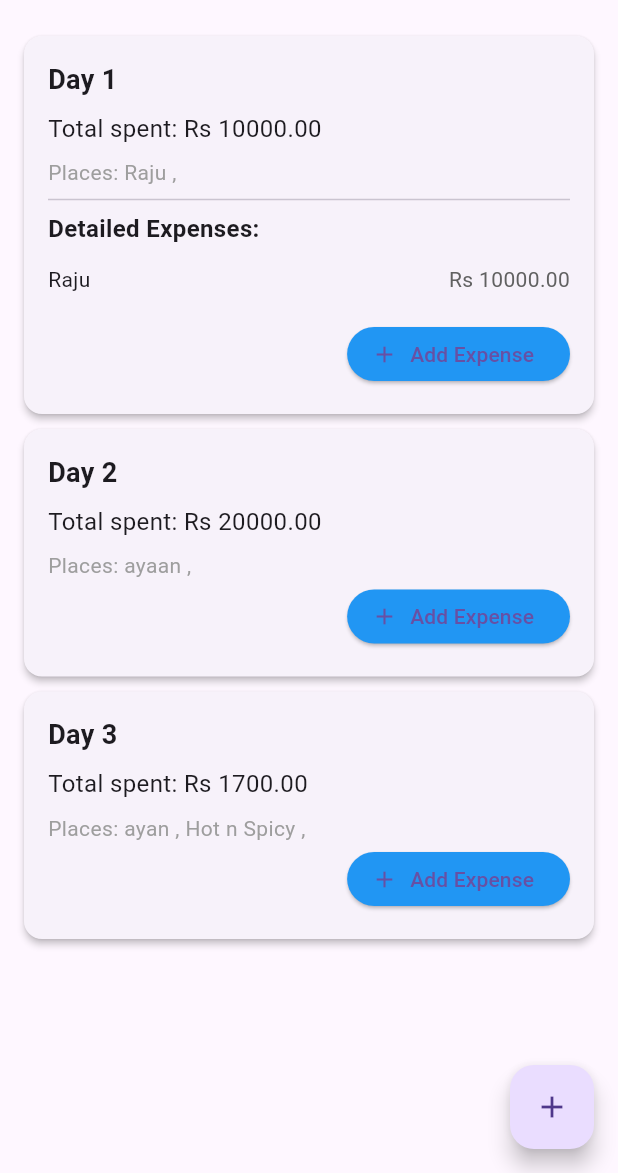
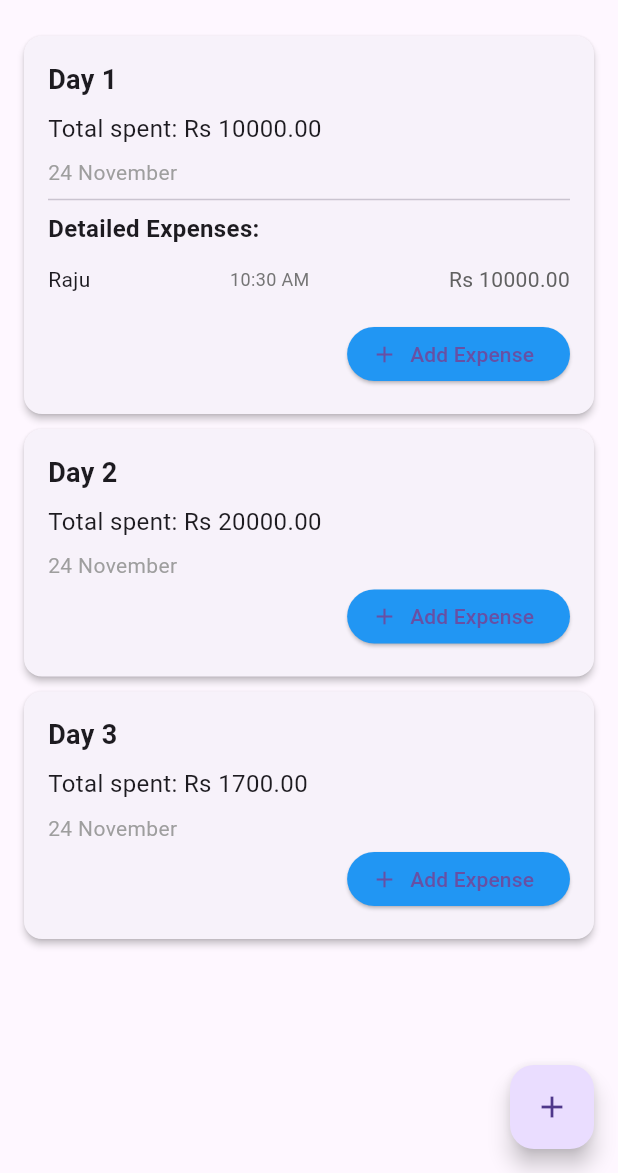
Before and after one commit to R4f4y04/bachat, a Flutter app: the screen it shows after launch, after a tap on an icon or button, on a phone screen of 412 x 824 dp, the part 63-1236 px from its top. Run offline on Flutter 3.47's test engine with Material 3 defaults, Android fonts, the phone set to English and light mode, and no system bars.

Commit message:
added time for place and date for day. removed the places bar in the tiles and instead display date there. in expanded view display time the place was added as well.

```diff
--- a/lib/data.dart
+++ b/lib/data.dart
@@ -1,3 +1,5 @@
+import 'package:intl/intl.dart';
+
 final List<String> options = [
   'Raju',
   'Ayan',
@@ -11,11 +13,13 @@ class dayexpense {
   double total = 0;
   late List<places> hotels;
   late bool expanded;
+  late String date;
 
   dayexpense(this.hotels) {
     calctotal();
 
     expanded = false;
+    date = DateFormat('d MMMM').format(DateTime.now());
   }
 
   void calctotal() {
@@ -45,7 +49,11 @@ class dayexpense {
 class places {
   String name;
   double spent;
-  places({required this.name, required this.spent});
+  late String time;
+  places({required this.name, required this.spent}) {
+    var format = DateFormat('hh:mm a');
+    time = format.format(DateTime.now());
+  }
 }
 
 List<dayexpense> data = [
--- a/lib/home.dart
+++ b/lib/home.dart
@@ -61,7 +61,7 @@ class _HomeState extends State<Home> {
                     ),
                     SizedBox(height: 8),
                     Text(
-                      'Places: ${dayData.names()}',
+                      data[index].date,
                       style: TextStyle(fontSize: 14, color: Colors.grey),
                     ),
                     if (data[index].expanded) ...[
@@ -84,6 +84,11 @@ class _HomeState extends State<Home> {
                                 Text(
                                   place.name,
                                   style: TextStyle(fontSize: 14),
+                                ),
+                                Text(
+                                  place.time,
+                                  style: TextStyle(
+                                      fontSize: 12, color: Colors.grey[600]),
                                 ),
                                 Text(
                                   'Rs ${place.spent.toStringAsFixed(2)}',
```
